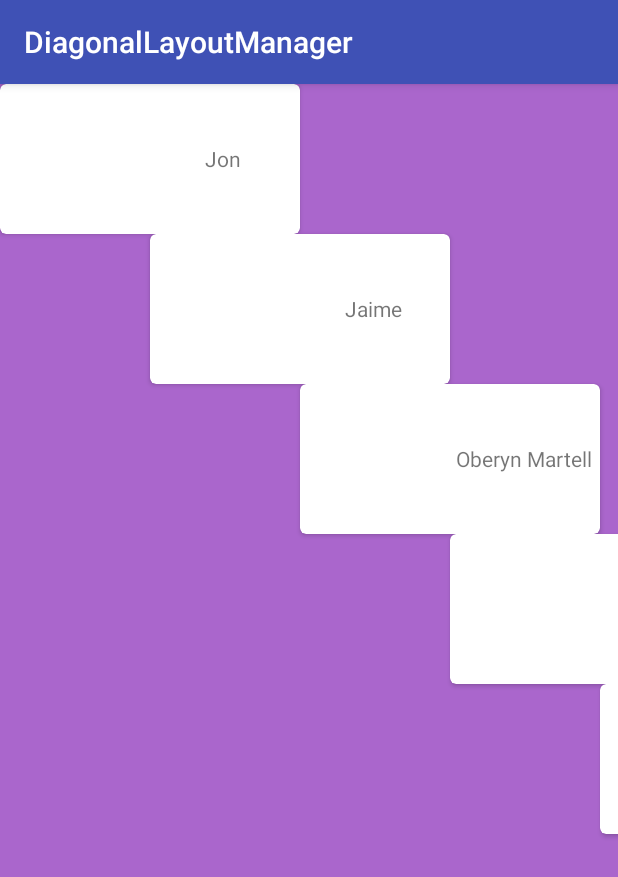
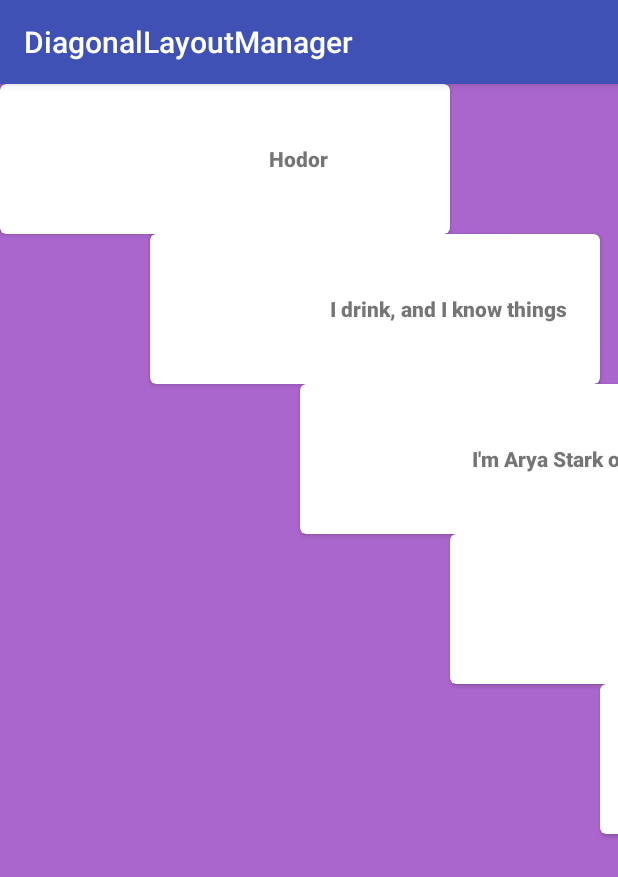
Before and after one commit to danylovolokh/DiagonalLayoutManager, an Android app: the screen it shows after launch (MainActivity), on a phone screen of 412 x 824 dp. Shown: the top 877 px of the screen. Run offline under Robolectric (Android 15) with nearby library versions, the phone set to English and light mode, and no system bars; 1 statement that could not run was skipped.

Commit message:
add few items to the list

```diff
--- a/app/src/main/java/com/volokh/danylo/diagonallayoutmanager_app/MainActivity.java
+++ b/app/src/main/java/com/volokh/danylo/diagonallayoutmanager_app/MainActivity.java
@@ -13,19 +13,21 @@ import java.util.List;
 public class MainActivity extends AppCompatActivity {
 
     List<GOT_hero> GOT_Characters = new ArrayList<>(Arrays.asList(
-//            new GOT_hero("Hodor", R.drawable.hodor),
-//            new GOT_hero("Tyrion", R.drawable.tyrion),
-//            new GOT_hero("Arya", R.drawable.arya),
-            new GOT_hero("Jon", R.drawable.jon),
-//            new GOT_hero("Ned", R.drawable.ned),
-            new GOT_hero("Jaime", R.drawable.jaime),
-            new GOT_hero("Oberyn Martell", R.drawable.oberyn_martell),
-//            new GOT_hero("Bran", R.drawable.bran_stark),
-            new GOT_hero("Missandei", R.drawable.missandei),
-            new GOT_hero("The Mountain", R.drawable.the_mountain),
-            new GOT_hero("The Hound", R.drawable.the_dog),
-            new GOT_hero("The Mad King", R.drawable.mad_king)
-
+            new GOT_hero("Hodor", R.drawable.hodor),
+            new GOT_hero("I drink, and I know things", R.drawable.tyrion),
+            new GOT_hero("I'm Arya Stark of Winterfell", R.drawable.arya),
+            new GOT_hero("My watch has ended", R.drawable.jon),
+            new GOT_hero("The man who passes the sentence should swing the sword", R.drawable.ned),
+            new GOT_hero("There are no men like me. Only me", R.drawable.jaime),
+            new GOT_hero("Do you know why I have come all the way to this stinking, shit-pile of a city?", R.drawable.oberyn_martell),
+            new GOT_hero("My dreams are different", R.drawable.bran_stark),
+            new GOT_hero("Valar morghulis", R.drawable.missandei),
+            new GOT_hero("Elia Martell! I killed her children! Then I raped her! Then I smashed her head in... like this", R.drawable.the_mountain),
+            new GOT_hero("You don't know the things I've done", R.drawable.the_dog),
+            new GOT_hero("I am Daenerys Stormborn of the blood of old Valyria and I will take what is mine! With fire and blood", R.drawable.daenerys_targaryen),
+            new GOT_hero("You know nothing Jon Snow", R.drawable.ingrid),
+            new GOT_hero("Time for the bedding ceremony!", R.drawable.joffrey),
+            new GOT_hero("I've won every battle, but I'm losing this war", R.drawable.rob_stark)
     ));
 
 
--- a/app/src/main/res/layout/sample_item_layout.xml
+++ b/app/src/main/res/layout/sample_item_layout.xml
@@ -2,7 +2,7 @@
 <android.support.v7.widget.CardView xmlns:android="http://schemas.android.com/apk/res/android"
     xmlns:card_view="http://schemas.android.com/apk/res-auto"
     android:id="@+id/card_view"
-    android:layout_width="200dp"
+    android:layout_width="300dp"
     android:layout_height="100dp"
     card_view:cardCornerRadius="4dp">
 
@@ -25,7 +25,9 @@
             android:layout_gravity="center_vertical"
             android:layout_width="match_parent"
             android:layout_height="match_parent"
-            android:gravity="center" />
+            android:gravity="center"
+            android:fontFamily="sans-serif-medium"
+            android:textStyle="bold"/>
 
     </LinearLayout>
 
```
Also changed, not shown: app/src/main/res/drawable/arya.webp (added), app/src/main/res/drawable/bran_stark.webp (added), app/src/main/res/drawable/daenerys_targaryen.webp (added), app/src/main/res/drawable/hodor.webp (added), app/src/main/res/drawable/ingrid.webp (added), app/src/main/res/drawable/joffrey.webp (added), app/src/main/res/drawable/khal_drogo.webp (added), app/src/main/res/drawable/rob_stark.webp (added), app/src/main/res/drawable/robb_stark.webp (deleted), app/src/main/res/drawable/tyrion.webp (added), app/src/main/res/drawable/varys.webp (added).
